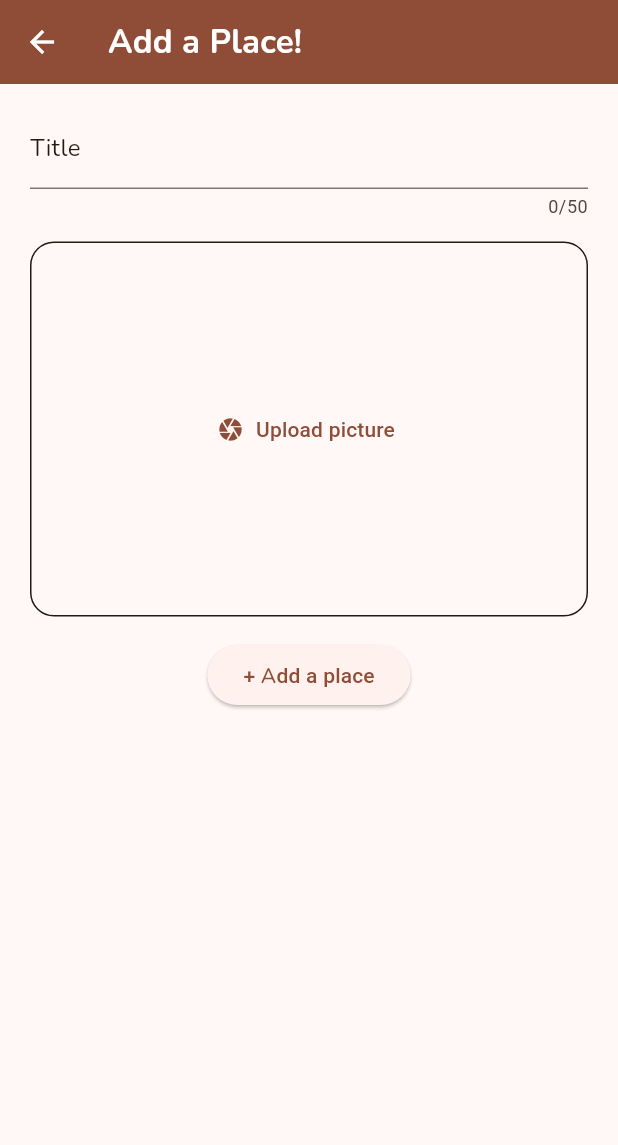
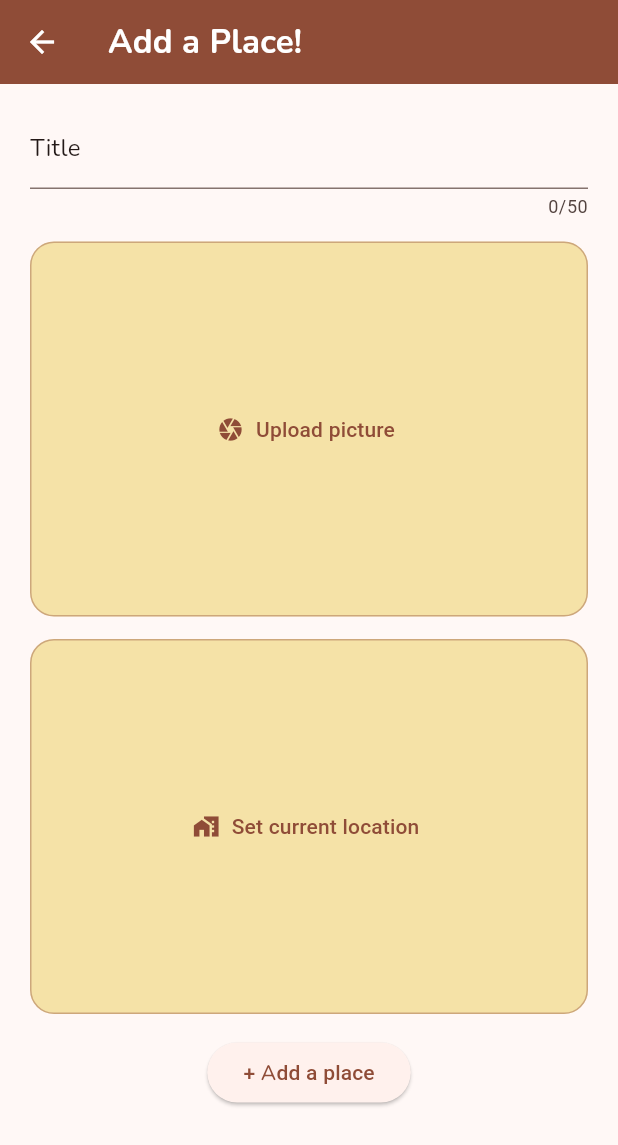
Before and after one commit to Crayyyyyy/favorite_places, a Flutter app: the screen it shows after launch, after a tap on the "add" icon, on a phone screen of 412 x 824 dp. Shown: the top 1145 px of the screen. Run offline on Flutter 3.47's test engine with Material 3 defaults, Android fonts, the phone set to English and light mode, and no system bars; our stand-ins replace flutter_riverpod, google_fonts, image_picker.

Commit message:
Empty home screen && place for location input

```diff
--- a/lib/main.dart
+++ b/lib/main.dart
@@ -49,6 +49,12 @@ class AppFavoritePlaces extends StatelessWidget {
             fontFamily: GoogleFonts.nunito().fontFamily,
             fontWeight: FontWeight.w500,
           ),
+          labelSmall: TextStyle(
+            fontSize: 12,
+            color: kColorSeed.onPrimaryContainer,
+            fontFamily: GoogleFonts.nunito().fontFamily,
+            fontWeight: FontWeight.w600,
+          ),
         ),
         scaffoldBackgroundColor: kColorSeed.surface,
         iconButtonTheme: IconButtonThemeData(
--- a/lib/objects/place.dart
+++ b/lib/objects/place.dart
@@ -6,17 +6,20 @@ final Uuid _uuid = Uuid();
 
 class Place {
   Place({required this.title, this.description, required this.image})
-      : uuid = _uuid.v4();
+      : uuid = _uuid.v4(),
+        timestamp = DateTime.now();
 
   Place.withUUID(
       {required this.title,
       this.description,
       required this.image,
-      required this.uuid});
+      required this.uuid})
+      : timestamp = DateTime.now();
 
   final String title;
   final String uuid;
   final String? description;
   final File image;
+  final DateTime timestamp;
   // ImageMemmory image
 }
--- a/lib/screens/form_place/components/input_image_field.dart
+++ b/lib/screens/form_place/components/input_image_field.dart
@@ -38,9 +38,10 @@ class _InputImageFieldState extends State<InputImageField> {
             decoration: BoxDecoration(
               border: Border.all(
                 width: 1,
-                color: Theme.of(context).colorScheme.onSurface,
+                color: Theme.of(context).colorScheme.primary.withAlpha(100),
               ),
               borderRadius: BorderRadius.circular(16),
+              color: Theme.of(context).colorScheme.tertiaryContainer,
             ),
             width: double.infinity,
             height: 250,
--- /dev/null
+++ b/lib/screens/form_place/components/input_location_field.dart
@@ -0,0 +1,32 @@
+import 'package:flutter/material.dart';
+
+class InputLocationField extends StatefulWidget {
+  const InputLocationField({super.key});
+
+  @override
+  State<InputLocationField> createState() => _InputLocationFieldState();
+}
+
+class _InputLocationFieldState extends State<InputLocationField> {
+  @override
+  Widget build(BuildContext context) {
+    return Container(
+      decoration: BoxDecoration(
+        border: Border.all(
+          width: 1,
+          color: Theme.of(context).colorScheme.primary.withAlpha(100),
+        ),
+        borderRadius: BorderRadius.circular(16),
+        color: Theme.of(context).colorScheme.tertiaryContainer,
+      ),
+      width: double.infinity,
+      height: 250,
+      child: TextButton.icon(
+        style: ButtonStyle(),
+        onPressed: () {},
+        label: Text("Set current location"),
+        icon: Icon(Icons.maps_home_work_sharp),
+      ),
+    );
+  }
+}
--- a/lib/screens/form_place/screen_form_place.dart
+++ b/lib/screens/form_place/screen_form_place.dart
@@ -3,6 +3,7 @@ import 'dart:io';
 import 'package:favorite_places/objects/place.dart';
 import 'package:favorite_places/providers/provider_places.dart';
 import 'package:favorite_places/screens/form_place/components/input_image_field.dart';
+import 'package:favorite_places/screens/form_place/components/input_location_field.dart';
 import 'package:flutter/material.dart';
 import 'package:flutter_riverpod/flutter_riverpod.dart';
 import 'package:uuid/uuid.dart';
@@ -101,6 +102,8 @@ class _ScreenFormPlaceState extends ConsumerState<ScreenFormPlace> {
                 }),
               ),
               const SizedBox(height: 15),
+              InputLocationField(),
+              const SizedBox(height: 15),
               buttonSubmit,
             ],
           ),
--- a/lib/screens/home/screen_home.dart
+++ b/lib/screens/home/screen_home.dart
@@ -28,6 +28,46 @@ class ScreenHome extends ConsumerWidget {
       },
     );
 
+    Widget listPlaces = SingleChildScrollView(
+      child: Padding(
+        padding: const EdgeInsets.symmetric(vertical: 10.0, horizontal: 20.0),
+        child: Column(
+          children: [
+            for (var place in places) TilePlace(place: place),
+          ],
+        ),
+      ),
+    );
+
+    Widget emptyPlaces = Center(
+      child: Column(
+        crossAxisAlignment: CrossAxisAlignment.center,
+        mainAxisAlignment: MainAxisAlignment.center,
+        children: [
+          Icon(
+            Icons.sentiment_neutral_rounded,
+            size: 96,
+            color: Theme.of(context).colorScheme.onSurface.withAlpha(150),
+          ),
+          Text(
+            "List of places is empty",
+            style: Theme.of(context).textTheme.titleMedium!.copyWith(
+                  color: Theme.of(context).colorScheme.onSurface.withAlpha(75),
+                ),
+          ),
+          Text(
+            "Add some by clicking on the '+' icon in bottom right",
+            textAlign: TextAlign.center,
+            style: Theme.of(context).textTheme.labelMedium!.copyWith(
+                  color: Theme.of(context).colorScheme.onSurface.withAlpha(75),
+                ),
+          ),
+        ],
+      ),
+    );
+
+    Widget switchContent = places.isEmpty ? emptyPlaces : listPlaces;
+
     return Scaffold(
       floatingActionButton: floatingActionButton,
       appBar: AppBar(
@@ -36,14 +76,7 @@ class ScreenHome extends ConsumerWidget {
           style: TextTheme.of(context).titleMedium,
         ),
       ),
-      body: SingleChildScrollView(
-        child: Column(
-          children: [
-            const SizedBox(height: 20),
-            for (var place in places) TilePlace(place: place),
-          ],
-        ),
-      ),
+      body: switchContent,
     );
   }
 }
@@ -62,16 +95,79 @@ class TilePlace extends StatelessWidget {
 
   @override
   Widget build(BuildContext context) {
-    return ListTile(
-      onTap: () {
-        _routePlace(context);
-      },
-      title: Text(place.title),
-      leading: Hero(
-        tag: place.uuid,
-        child: CircleAvatar(
-          radius: 26,
-          backgroundImage: FileImage(place.image),
+    Widget trailing = SizedBox(
+      width: 90,
+      child: Column(
+        mainAxisAlignment: MainAxisAlignment.center,
+        crossAxisAlignment: CrossAxisAlignment.start,
+        children: [
+          Expanded(
+            child: Row(
+              children: [
+                Icon(
+                  Icons.av_timer_sharp,
+                  size: 20,
+                ),
+                const SizedBox(
+                  width: 5,
+                ),
+                Text(
+                  '${place.timestamp.hour}:${place.timestamp.minute}',
+                  style: Theme.of(context).textTheme.labelSmall,
+                ),
+              ],
+            ),
+          ),
+          Expanded(
+            child: Row(
+              children: [
+                Icon(
+                  Icons.date_range_sharp,
+                  size: 20,
+                ),
+                const SizedBox(
+                  width: 5,
+                ),
+                Text(
+                  '${place.timestamp.day}.${place.timestamp.month}.${place.timestamp.year}',
+                  style: Theme.of(context).textTheme.labelSmall,
+                ),
+              ],
+            ),
+          ),
+        ],
+      ),
+    );
+    Widget leading = Hero(
+      tag: place.uuid,
+      child: CircleAvatar(
+        radius: 26,
+        backgroundImage: FileImage(place.image),
+      ),
+    );
+
+    return Padding(
+      padding: const EdgeInsets.only(bottom: 10.0),
+      child: Container(
+        decoration: BoxDecoration(
+          border: Border.all(
+            width: 1,
+            color:
+                Theme.of(context).colorScheme.onPrimaryContainer.withAlpha(50),
+          ),
+        ),
+        child: ListTile(
+          contentPadding: EdgeInsets.all(10),
+          tileColor: Theme.of(context).colorScheme.primaryContainer,
+          onTap: () {
+            _routePlace(context);
+          },
+          title: Text(
+            place.title,
+            style: Theme.of(context).textTheme.titleSmall,
+          ),
+          leading: leading,
+          trailing: trailing,
         ),
       ),
     );
--- a/pubspec.yaml
+++ b/pubspec.yaml
@@ -38,6 +38,7 @@ dependencies:
   flutter_riverpod: ^2.6.1
   uuid: ^4.5.1
   image_picker: ^1.1.2
+  location: ^8.0.0
 
 dev_dependencies:
   flutter_test:
```
Also changed, not shown: flutter_02.png (added), pubspec.lock, 3 other files.
